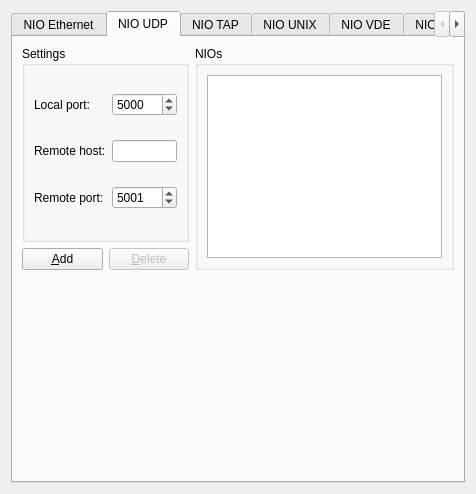
GNS3/gns3-legacy, file src/GNS3/Ui/ConfigurationPages/Form_CloudPage.ui: the form before one commit.
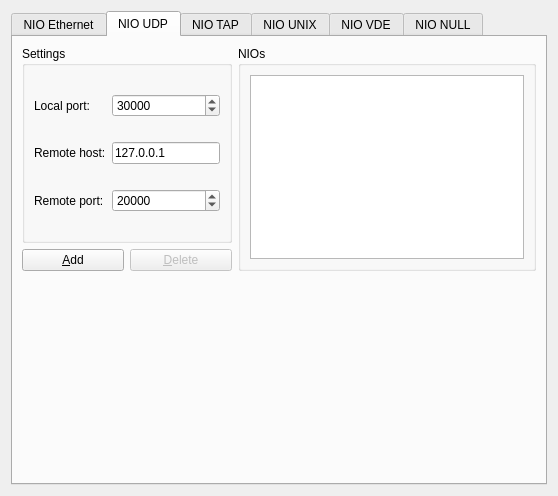
The form after the commit. The open tabs and pages were chosen to show the change.

```diff
--- a/src/GNS3/Ui/ConfigurationPages/Form_CloudPage.ui
+++ b/src/GNS3/Ui/ConfigurationPages/Form_CloudPage.ui
@@ -6,8 +6,8 @@
    <rect>
     <x>0</x>
     <y>0</y>
-    <width>476</width>
-    <height>494</height>
+    <width>558</width>
+    <height>496</height>
    </rect>
   </property>
   <property name="windowTitle">
@@ -162,7 +162,7 @@
              <number>65535</number>
             </property>
             <property name="value">
-             <number>5000</number>
+             <number>30000</number>
             </property>
            </widget>
           </item>
@@ -181,6 +181,9 @@
               <verstretch>0</verstretch>
              </sizepolicy>
             </property>
+            <property name="text">
+             <string>127.0.0.1</string>
+            </property>
            </widget>
           </item>
           <item row="2" column="0">
@@ -202,7 +205,7 @@
              <number>65535</number>
             </property>
             <property name="value">
-             <number>5001</number>
+             <number>20000</number>
             </property>
            </widget>
           </item>
```
Left out of the diff: 2 changed lines with no effect on the pictures.
